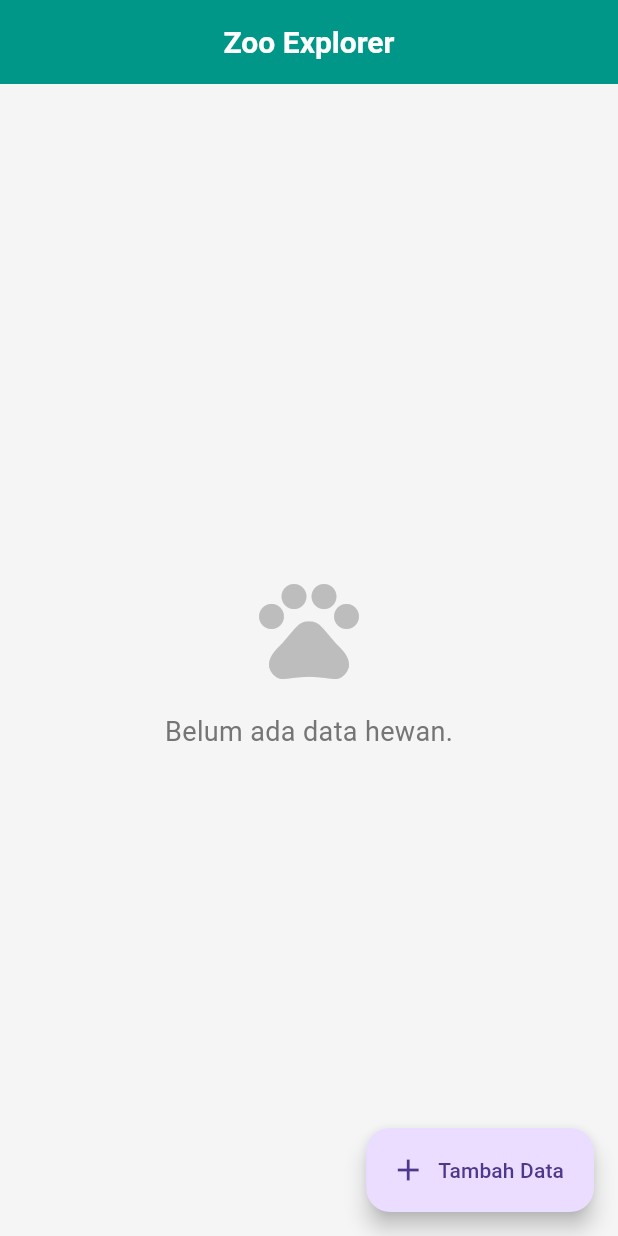
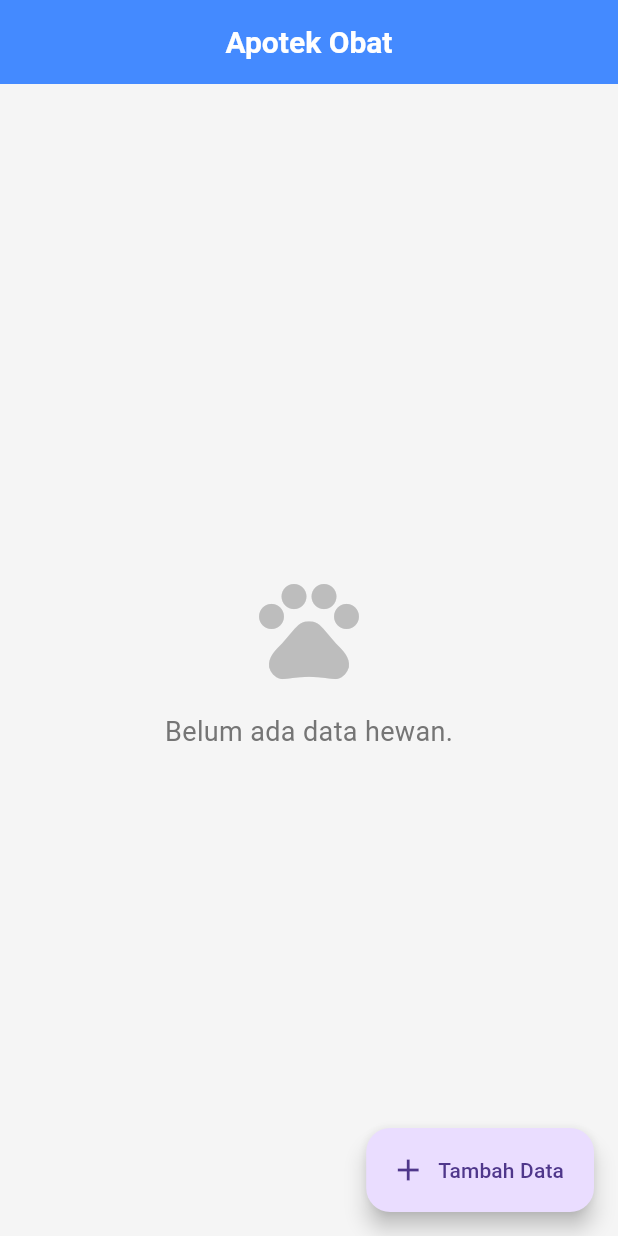
Before and after one commit to afdalmaulan1-tech/PBO_UTS_Kelompok, a Flutter app: the screen it shows after launch, on a phone screen of 412 x 824 dp. Run offline on Flutter 3.47's test engine with Material 3 defaults, Android fonts, the phone set to English and light mode, and no system bars.

Commit message:
mengubah backgraound dan judul

```diff
--- a/lib/main.dart
+++ b/lib/main.dart
@@ -79,7 +79,7 @@ class ZooApp extends StatelessWidget {
         scaffoldBackgroundColor: Colors.grey[100],
         appBarTheme: const AppBarTheme(
           elevation: 0,
-          backgroundColor: Colors.teal,
+          backgroundColor: Colors.blueAccent,
           centerTitle: true,
           titleTextStyle: TextStyle(
             fontSize: 20,
@@ -116,7 +116,7 @@ class _DaftarHewanScreenState extends State<DaftarHewanScreen> {
   Widget build(BuildContext context) {
     return Scaffold(
       appBar: AppBar(
-        title: const Text("Zoo Explorer"),
+        title: const Text("Apotek Obat"),
       ),
       body: _daftarHewan.isEmpty
           ? Center(
```
